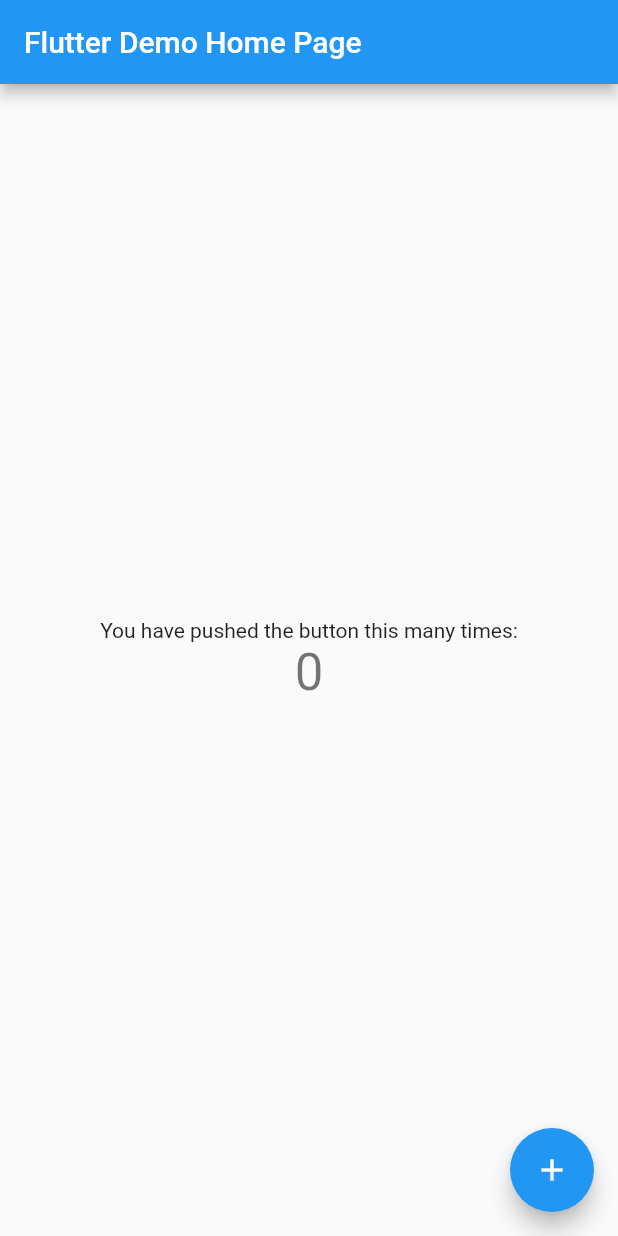
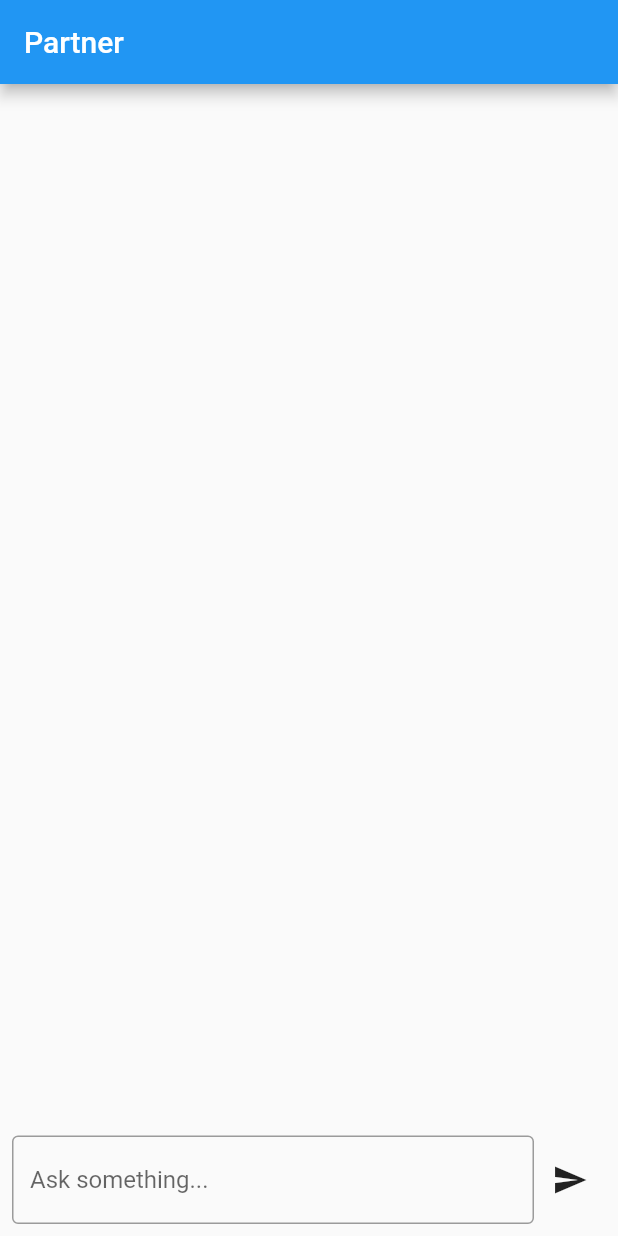
Before and after one commit to bhanuprakashreddy107/partner_app, a Flutter app: the screen it shows after launch, on a phone screen of 412 x 824 dp. Run offline on Flutter 3.47's test engine with Material 2 defaults, Android fonts, the phone set to English and light mode, and no system bars; our stand-ins replace flutter_local_notifications, timezone.

Commit message:
basic chat

```diff
--- a/lib/main.dart
+++ b/lib/main.dart
@@ -1,115 +1,33 @@
 import 'package:flutter/material.dart';
+import 'package:flutter_local_notifications/flutter_local_notifications.dart';
+import 'screens/chat_screen.dart';
 
 void main() {
-  runApp(const MyApp());
+  WidgetsFlutterBinding.ensureInitialized();
+  runApp(PartnerApp());
 }
 
-class MyApp extends StatelessWidget {
-  const MyApp({super.key});
+class PartnerApp extends StatelessWidget {
+  final FlutterLocalNotificationsPlugin flutterLocalNotificationsPlugin = FlutterLocalNotificationsPlugin();
 
-  // This widget is the root of your application.
-  @override
-  Widget build(BuildContext context) {
-    return MaterialApp(
-      title: 'Flutter Demo',
-      theme: ThemeData(
-        // This is the theme of your application.
-        //
-        // Try running your application with "flutter run". You'll see the
-        // application has a blue toolbar. Then, without quitting the app, try
-        // changing the primarySwatch below to Colors.green and then invoke
-        // "hot reload" (press "r" in the console where you ran "flutter run",
-        // or simply save your changes to "hot reload" in a Flutter IDE).
-        // Notice that the counter didn't reset back to zero; the application
-        // is not restarted.
-        primarySwatch: Colors.blue,
-      ),
-      home: const MyHomePage(title: 'Flutter Demo Home Page'),
-    );
+  PartnerApp() {
+    _initializeNotifications();
   }
-}
 
-class MyHomePage extends StatefulWidget {
-  const MyHomePage({super.key, required this.title});
-
-  // This widget is the home page of your application. It is stateful, meaning
-  // that it has a State object (defined below) that contains fields that affect
-  // how it looks.
-
-  // This class is the configuration for the state. It holds the values (in this
-  // case the title) provided by the parent (in this case the App widget) and
-  // used by the build method of the State. Fields in a Widget subclass are
-  // always marked "final".
-
-  final String title;
-
-  @override
-  State<MyHomePage> createState() => _MyHomePageState();
-}
-
-class _MyHomePageState extends State<MyHomePage> {
-  int _counter = 0;
-
-  void _incrementCounter() {
-    setState(() {
-      // This call to setState tells the Flutter framework that something has
-      // changed in this State, which causes it to rerun the build method below
-      // so that the display can reflect the updated values. If we changed
-      // _counter without calling setState(), then the build method would not be
-      // called again, and so nothing would appear to happen.
-      _counter++;
-    });
+  void _initializeNotifications() async {
+    const AndroidInitializationSettings androidInit = AndroidInitializationSettings('@mipmap/ic_launcher');
+    const InitializationSettings initSettings = InitializationSettings(android: androidInit);
+    await flutterLocalNotificationsPlugin.initialize(initSettings);
   }
 
   @override
   Widget build(BuildContext context) {
-    // This method is rerun every time setState is called, for instance as done
-    // by the _incrementCounter method above.
-    //
-    // The Flutter framework has been optimized to make rerunning build methods
-    // fast, so that you can just rebuild anything that needs updating rather
-    // than having to individually change instances of widgets.
-    return Scaffold(
-      appBar: AppBar(
-        // Here we take the value from the MyHomePage object that was created by
-        // the App.build method, and use it to set our appbar title.
-        title: Text(widget.title),
+    return MaterialApp(
+      debugShowCheckedModeBanner: false,
+      title: 'Partner',
+      home: ChatScreen(
+        flutterLocalNotificationsPlugin: flutterLocalNotificationsPlugin,
       ),
-      body: Center(
-        // Center is a layout widget. It takes a single child and positions it
-        // in the middle of the parent.
-        child: Column(
-          // Column is also a layout widget. It takes a list of children and
-          // arranges them vertically. By default, it sizes itself to fit its
-          // children horizontally, and tries to be as tall as its parent.
-          //
-          // Invoke "debug painting" (press "p" in the console, choose the
-          // "Toggle Debug Paint" action from the Flutter Inspector in Android
-          // Studio, or the "Toggle Debug Paint" command in Visual Studio Code)
-          // to see the wireframe for each widget.
-          //
-          // Column has various properties to control how it sizes itself and
-          // how it positions its children. Here we use mainAxisAlignment to
-          // center the children vertically; the main axis here is the vertical
-          // axis because Columns are vertical (the cross axis would be
-          // horizontal).
-          mainAxisAlignment: MainAxisAlignment.center,
-          children: <Widget>[
-            const Text(
-              'You have pushed the button this many times:',
-            ),
-            Text(
-              '$_counter',
-              style: Theme.of(context).textTheme.headlineMedium,
-            ),
-          ],
-        ),
-      ),
-      floatingActionButton: FloatingActionButton(
-        onPressed: _incrementCounter,
-        tooltip: 'Increment',
-        child: const Icon(Icons.add),
-      ), // This trailing comma makes auto-formatting nicer for build methods.
     );
   }
 }
--- /dev/null
+++ b/lib/models/message.dart
@@ -0,0 +1,6 @@
+class Message {
+  final String text;
+  final bool isUser;
+
+  Message({required this.text, required this.isUser});
+}
--- /dev/null
+++ b/lib/screens/chat_screen.dart
@@ -0,0 +1,137 @@
+import 'package:flutter/material.dart';
+import 'package:flutter_local_notifications/flutter_local_notifications.dart';
+import '../widgets/message_bubble.dart';
+import '../models/message.dart';
+import 'package:timezone/data/latest_all.dart' as tz;
+import 'package:timezone/timezone.dart' as tz;
+
+class ChatScreen extends StatefulWidget {
+  final FlutterLocalNotificationsPlugin flutterLocalNotificationsPlugin;
+
+  ChatScreen({required this.flutterLocalNotificationsPlugin});
+
+  @override
+  _ChatScreenState createState() => _ChatScreenState();
+}
+
+class _ChatScreenState extends State<ChatScreen> {
+  final List<Message> _messages = [];
+  final TextEditingController _controller = TextEditingController();
+  bool _isTyping = false;
+
+  final Map<String, String> _staticResponses = {
+    'hello': 'Hi there! How can I help you today?',
+    'how are you': 'I am just a program, but I’m here for you!',
+    'what is your name': 'My name is Partner. Nice to meet you!',
+    'bye': 'Goodbye! Have a great day!',
+  };
+
+  @override
+  void initState() {
+    super.initState();
+    tz.initializeTimeZones(); // Initialize time zones
+    _scheduleDailyNotifications();
+  }
+
+  void _sendMessage(String text) {
+    if (text.isEmpty) return;
+
+    setState(() {
+      _messages.add(Message(text: text, isUser: true));
+      _isTyping = true;
+    });
+
+    _controller.clear();
+
+    Future.delayed(Duration(seconds: 2), () {
+      setState(() {
+        _isTyping = false;
+        String response = _staticResponses[text.toLowerCase()] ?? "I'm not sure how to respond to that.";
+        _messages.add(Message(text: response, isUser: false));
+      });
+    });
+  }
+
+  void _scheduleDailyNotifications() {
+    _scheduleNotification(13, 0, "Did you have lunch?");
+    _scheduleNotification(18, 0, "Time to relax and have dinner!");
+    _scheduleNotification(22, 0, "Good night! Time to rest.");
+  }
+
+  void _scheduleNotification(int hour, int minute, String message) async {
+    final AndroidNotificationDetails androidDetails = AndroidNotificationDetails(
+      'daily_reminder_channel',
+      'Daily Reminders',
+      channelDescription: 'Notifications for daily reminders',
+      importance: Importance.max,
+      priority: Priority.high,
+    );
+
+    final NotificationDetails notificationDetails = NotificationDetails(android: androidDetails);
+
+    await widget.flutterLocalNotificationsPlugin.zonedSchedule(
+      hour * 100 + minute, // Unique ID for each notification
+      'Partner Reminder',
+      message,
+      _nextInstanceOfTime(hour, minute),
+      notificationDetails,
+      androidAllowWhileIdle: true,
+      matchDateTimeComponents: DateTimeComponents.time,
+      uiLocalNotificationDateInterpretation: UILocalNotificationDateInterpretation.wallClockTime,
+    );
+  }
+
+  tz.TZDateTime _nextInstanceOfTime(int hour, int minute) {
+    final tz.TZDateTime now = tz.TZDateTime.now(tz.local);
+    tz.TZDateTime scheduledDate = tz.TZDateTime(tz.local, now.year, now.month, now.day, hour, minute);
+    if (scheduledDate.isBefore(now)) {
+      scheduledDate = scheduledDate.add(Duration(days: 1));
+    }
+    return scheduledDate;
+  }
+
+  @override
+  Widget build(BuildContext context) {
+    return Scaffold(
+      appBar: AppBar(title: Text('Partner')),
+      body: Column(
+        children: [
+          Expanded(
+            child: ListView.builder(
+              itemCount: _messages.length + (_isTyping ? 1 : 0),
+              itemBuilder: (context, index) {
+                if (_isTyping && index == _messages.length) {
+                  return MessageBubble(
+                    message: Message(text: '...', isUser: false),
+                  );
+                }
+                return MessageBubble(message: _messages[index]);
+              },
+            ),
+          ),
+          Padding(
+            padding: const EdgeInsets.all(8.0),
+            child: Row(
+              children: [
+                Expanded(
+                  child: TextField(
+                    controller: _controller,
+                    decoration: InputDecoration(
+                      hintText: 'Ask something...',
+                      border: OutlineInputBorder(),
+                    ),
+                    onSubmitted: _sendMessage,
+                  ),
+                ),
+                IconButton(
+                  icon: Icon(Icons.send),
+                  onPressed: () => _sendMessage(_controller.text),
+                ),
+              ],
+            ),
+          ),
+        ],
+      ),
+    );
+  }
+}
--- a/pubspec.yaml
+++ b/pubspec.yaml
@@ -30,6 +30,8 @@ environment:
 dependencies:
   flutter:
     sdk: flutter
+  flutter_local_notifications: ^14.0.1
+  timezone: ^0.8.0
 
 
   # The following adds the Cupertino Icons font to your application.
```
Also changed, not shown: lib/widgets/message_bubble.dart (added, +27 -0 lines).
